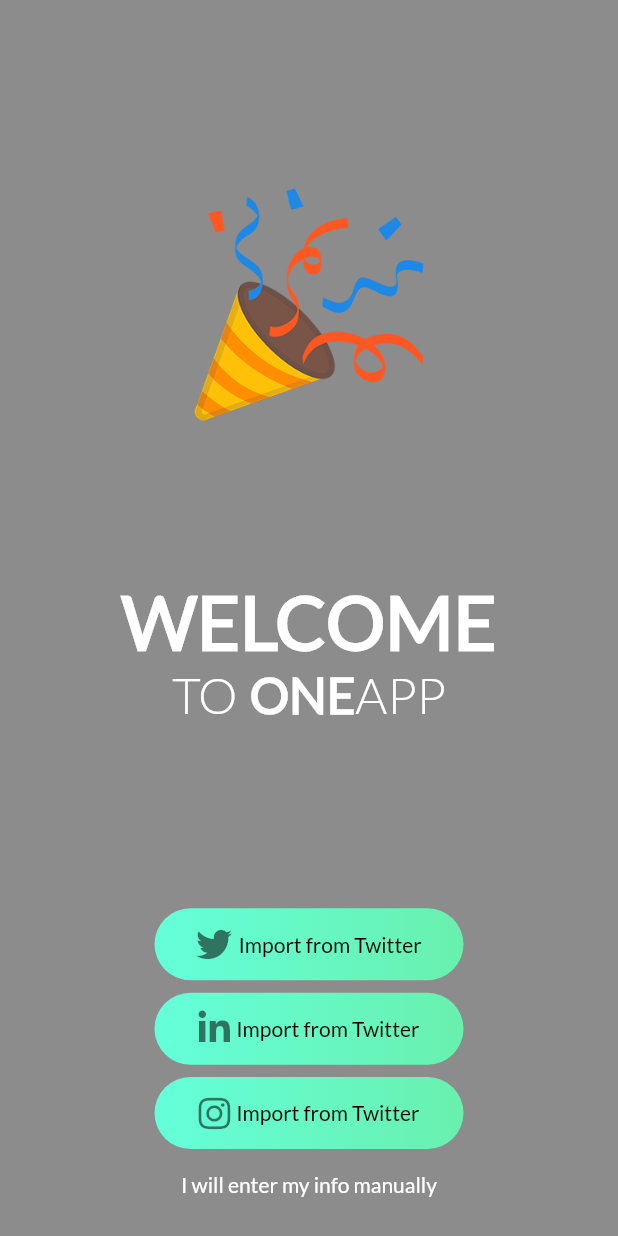
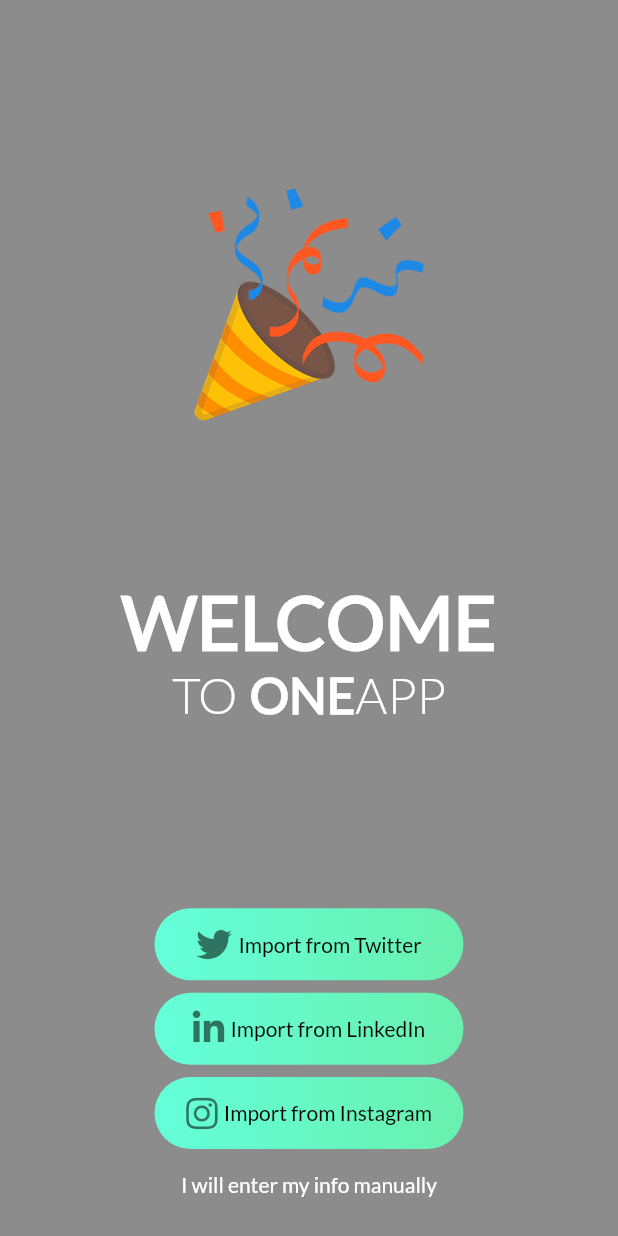
Before and after one commit to SensibleLife333/OneApp, a Flutter app: the ImportSocialDetailsScreen screen opened by its route, on a phone screen of 412 x 824 dp. Run offline on Flutter 3.47's test engine with Material 2 defaults, Android fonts, the phone set to English and light mode, and no system bars; our stand-ins replace font_awesome_flutter, otp_text_field.

Commit message:
[FIX] Social name changed

```diff
--- a/lib/screens/home/import_social_details.dart
+++ b/lib/screens/home/import_social_details.dart
@@ -122,7 +122,7 @@ class _ImportSocialDetailsScreenState extends State<ImportSocialDetailsScreen> {
                 WidgetHelper.commonIconButton(
                     onClick: _sendOtp,
                     buttonWidth: SizeConfig.screenWidth * 0.5,
-                    buttonText: "Import from Twitter",
+                    buttonText: "Import from LinkedIn",
                     width: SizeConfig.screenWidth,
                     icon: FontAwesomeIcons.linkedinIn),
                 SizedBox(
@@ -131,7 +131,7 @@ class _ImportSocialDetailsScreenState extends State<ImportSocialDetailsScreen> {
                 WidgetHelper.commonIconButton(
                     onClick: _sendOtp,
                     buttonWidth: SizeConfig.screenWidth * 0.5,
-                    buttonText: "Import from Twitter",
+                    buttonText: "Import from Instagram",
                     width: SizeConfig.screenWidth,
                     icon: FontAwesomeIcons.instagram),
                 TextButton(
```
